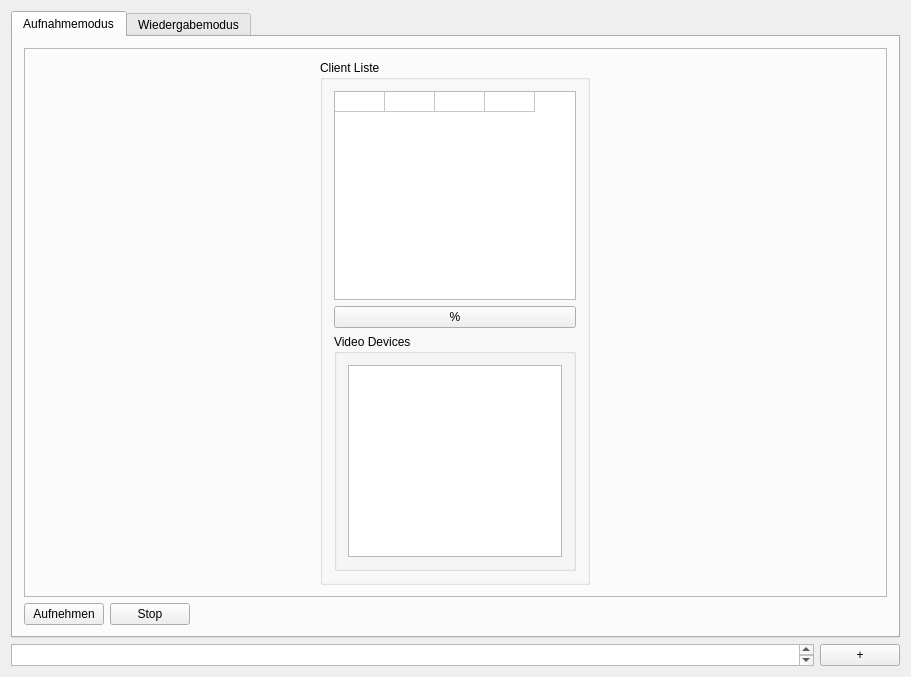
The window that gui/forms/mainwindow.ui (studnitz/octopus) describes before a commit, drawn with Qt 5.
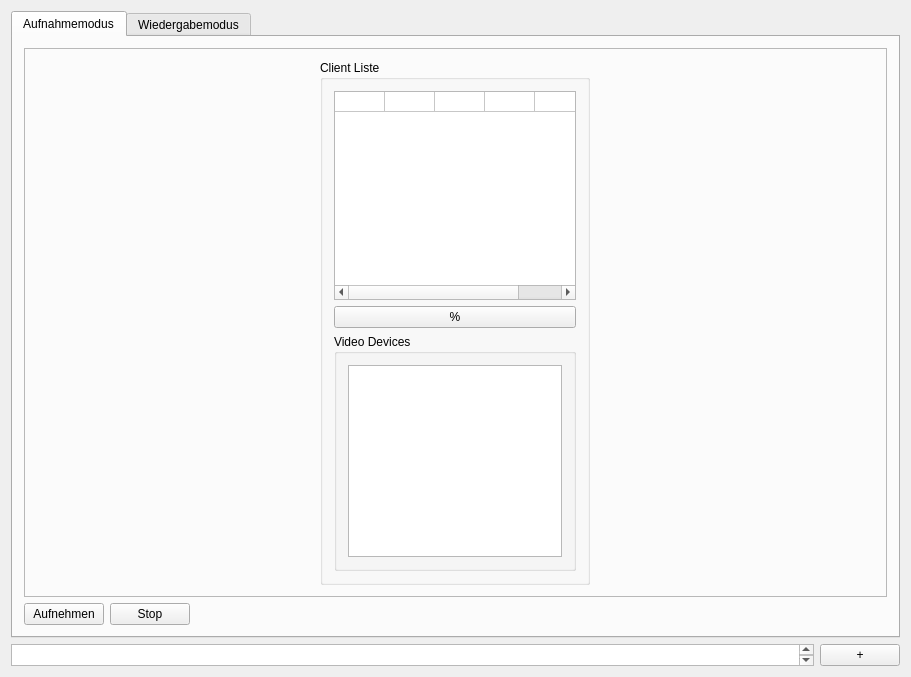
The same window after the commit.

```diff
--- a/gui/forms/mainwindow.ui
+++ b/gui/forms/mainwindow.ui
@@ -143,7 +143,7 @@
                    <number>1</number>
                   </property>
                   <property name="columnCount">
-                   <number>4</number>
+                   <number>5</number>
                   </property>
                   <attribute name="horizontalHeaderVisible">
                    <bool>false</bool>
@@ -177,6 +177,7 @@
                   <column/>
                   <column/>
                   <column/>
+                  <column/>
                  </widget>
                 </item>
                 <item>
```
